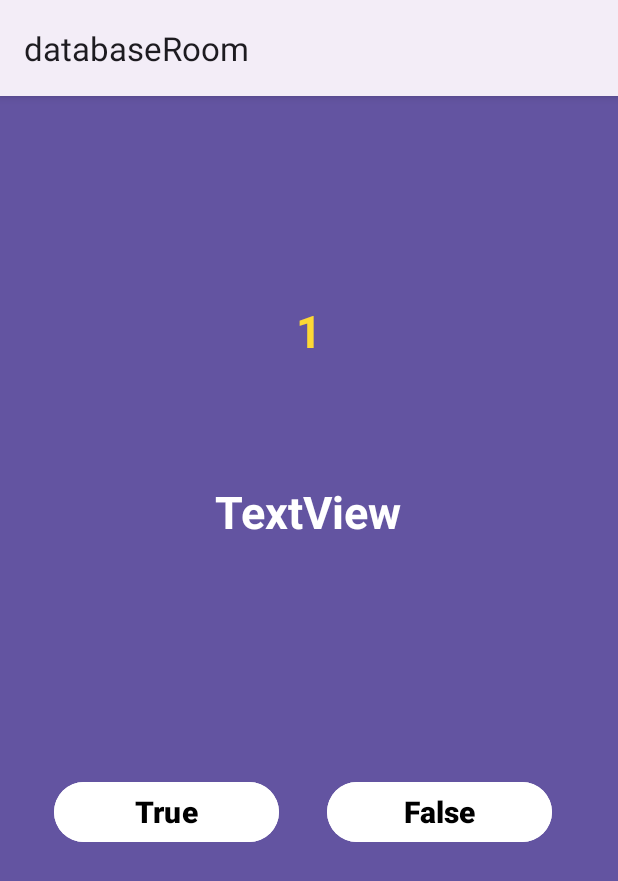
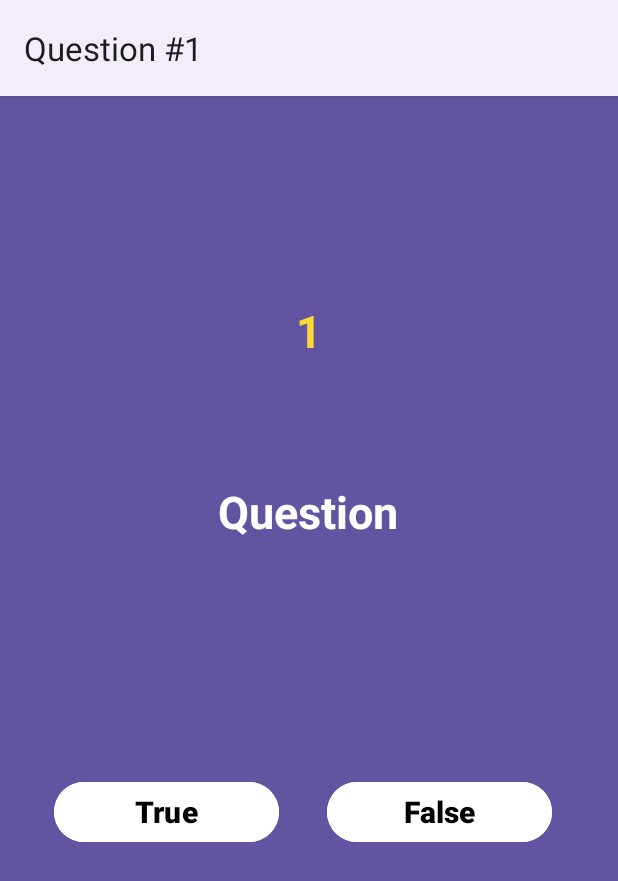
Before and after one commit to N1ph1l1m/android_saveData, an Android app: the brainTrain screen opened directly, with no data from a screen before it, on a phone screen of 412 x 824 dp. Shown: the top 881 px of the screen. Run offline under Robolectric (Android 15) with nearby library versions, the phone set to English and light mode, and no system bars.

Commit message:
Update layout in brainActivity

```diff
--- a/app/src/main/java/com/example/databaseroom/brainTrain.java
+++ b/app/src/main/java/com/example/databaseroom/brainTrain.java
@@ -1,17 +1,23 @@
 
 package com.example.databaseroom;
 
+import androidx.appcompat.app.ActionBar;
 import androidx.appcompat.app.AppCompatActivity;
 
 import android.content.SharedPreferences;
-import android.graphics.Paint;
 import android.os.Bundle;
+import android.view.View;
 import android.widget.Button;
+import android.widget.TextView;
+import android.widget.Toolbar;
 
 public class brainTrain extends AppCompatActivity {
 
-    private Button buttonSave;
-    private Button buttonGet;
+    private Button buttonTrue;
+    private Button buttonFalse;
+    private TextView question;
+    private TextView timer;
+    private ActionBar actionBar;
     private SharedPreferences pref;
     private final String save_key = "save_key";
 
@@ -27,5 +33,18 @@ public class brainTrain extends AppCompatActivity {
 
     private void init(){
         pref = getSharedPreferences("Test" , MODE_PRIVATE);
+        timer = findViewById(R.id.timer);
+        question = findViewById(R.id.textViewQuestion);
+        actionBar = getSupportActionBar();
+        assert actionBar != null;
+        actionBar.setTitle("Question #1");
     }
+
+    public void clickTrue(View view) {
+    }
+
+    public void clickFalse(View view) {
+    }
+
+
 }
--- a/app/src/main/res/layout/activity_brain_train.xml
+++ b/app/src/main/res/layout/activity_brain_train.xml
@@ -16,6 +16,7 @@
         android:backgroundTint="#FFFFFF"
         android:text="False"
         android:textColor="@color/black"
+        android:onClick="clickFalse"
         android:textSize="20dp"
         android:textStyle="bold"
         app:layout_constraintEnd_toEndOf="parent"
@@ -32,16 +33,17 @@
         android:text="True"
         android:textColor="@color/black"
         android:textSize="20dp"
+        android:onClick="clickTrue"
         android:textStyle="bold"
         app:layout_constraintStart_toStartOf="parent"
-        app:layout_constraintTop_toBottomOf="@+id/textView" />
+        app:layout_constraintTop_toBottomOf="@+id/textViewQuestion" />
 
     <TextView
-        android:id="@+id/textView"
+        android:id="@+id/textViewQuestion"
         android:layout_width="wrap_content"
         android:layout_height="wrap_content"
         android:layout_marginTop="80dp"
-        android:text="TextView"
+        android:text="Question"
         android:textColor="@color/white"
         android:textSize="30dp"
         android:textStyle="bold"
@@ -56,7 +58,6 @@
         android:layout_height="wrap_content"
         android:layout_marginTop="136dp"
         android:text="1"
-
         android:textColor="#FDD835"
         android:textSize="30dp"
         android:textStyle="bold"
```
